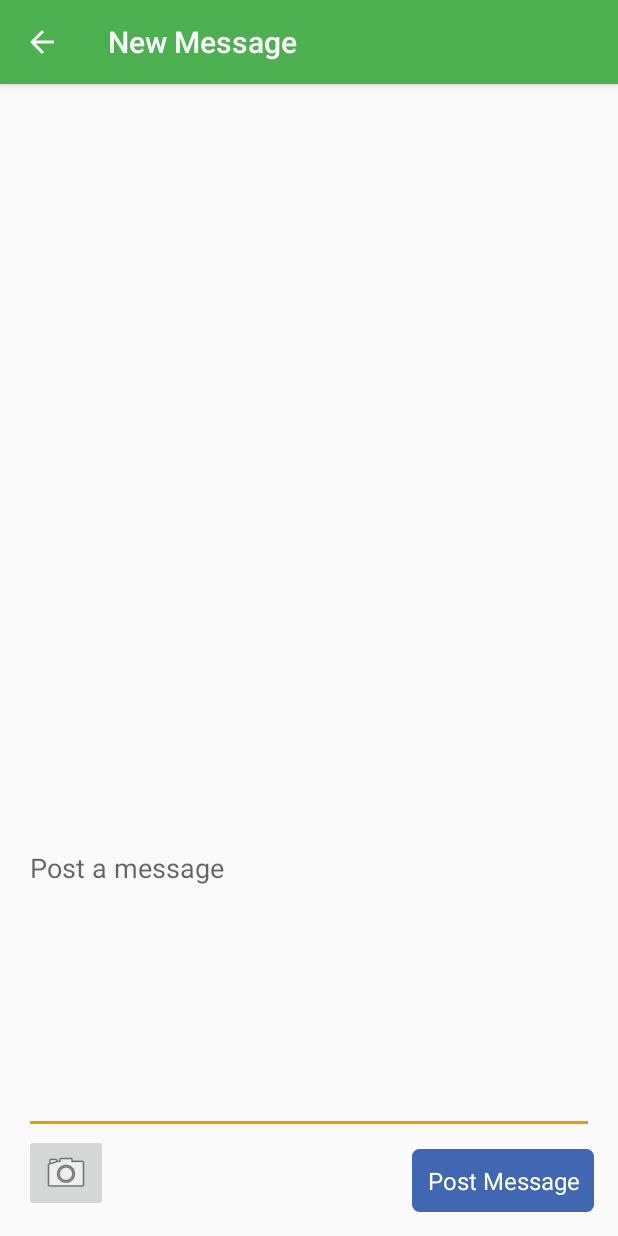
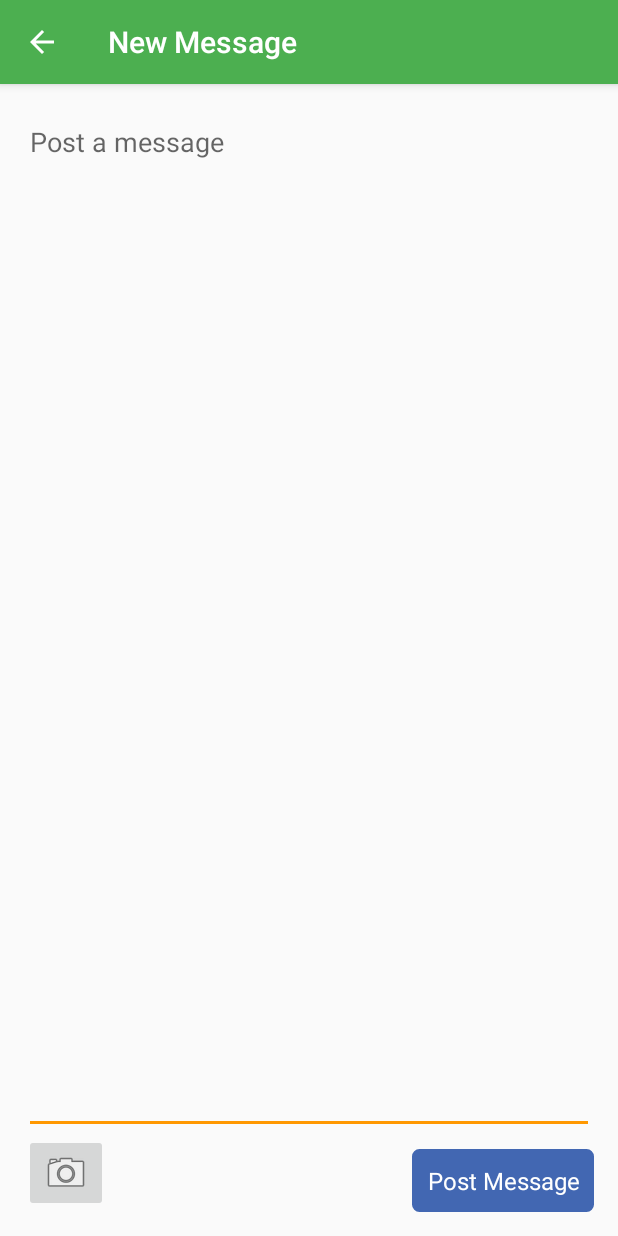
Before and after one commit to class-connect/ClassConnect, an Android app: the ChatMainActivity screen opened directly, with no data from a screen before it, on a phone screen of 412 x 824 dp. Run offline under Robolectric (Android 15) with nearby library versions, the phone set to English and light mode, and no system bars; libraries missing offline, so code that uses them is left out: com.facebook, com.parse; 1 statement that could not run was skipped.

Commit message:
Aligning message to top of frame

```diff
--- a/app/src/main/res/layout/activity_chat_main.xml
+++ b/app/src/main/res/layout/activity_chat_main.xml
@@ -14,6 +14,7 @@
         android:layout_height="wrap_content"
         android:id="@+id/etMessage"
         android:hint="@string/tweetHint"
+        android:layout_alignParentTop="true"
         android:layout_alignParentLeft="true"
         android:layout_alignParentStart="true"
         android:gravity="left|top"
```
